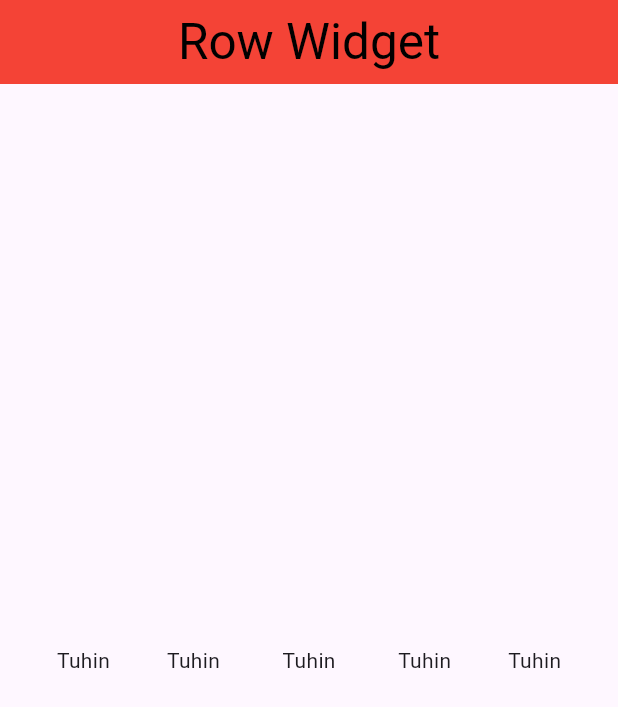
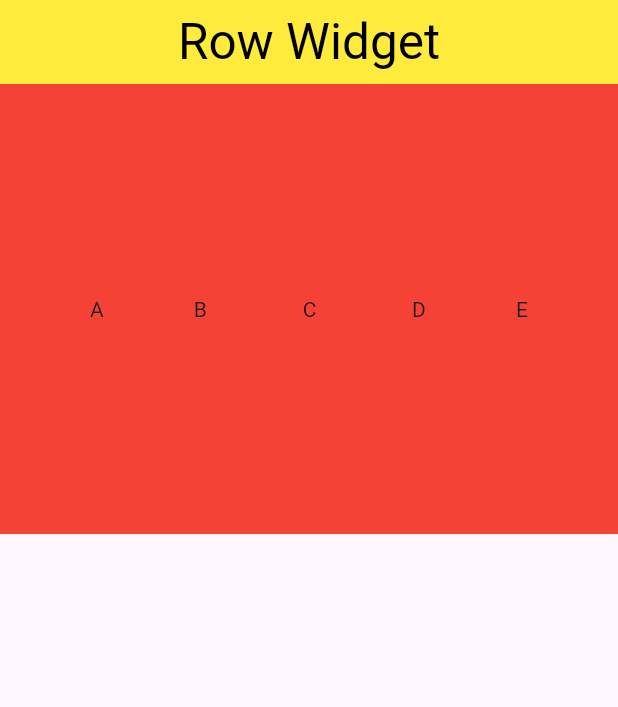
Before and after one commit to Mahafujmr/flutter_all_weiget_practice, a Flutter app: the screen it shows after launch, on a phone screen of 412 x 824 dp. Shown: the top 707 px of the screen. Run offline on Flutter 3.47's test engine with Material 3 defaults, Android fonts, the phone set to English and light mode, and no system bars.

Commit message:
flutter row widget

```diff
--- a/lib/layout_widgets/row_widget.dart
+++ b/lib/layout_widgets/row_widget.dart
@@ -7,27 +7,26 @@ class RowWidget extends StatelessWidget {
   Widget build(BuildContext context) {
     return Scaffold(
       appBar: AppBar(
-        backgroundColor: Colors.red,
+        backgroundColor: Colors.yellow,
         title: Text(
           'Row Widget',
           style: TextStyle(color: Colors.black, fontSize: 33),
         ),
         centerTitle: true,
       ),
-      body: Center(
-        // horizontal every widget and properties
+      body: Container(
+        height: 300,
+        color: Colors.red,
         child: Row(
+          // mainAxisAlignment: MainAxisAlignment.spaceEvenly,
           mainAxisAlignment: MainAxisAlignment.spaceEvenly,
+          //use container because crossAxis alignment behaviour show
+          crossAxisAlignment: CrossAxisAlignment.center,
+          mainAxisSize: MainAxisSize.max,
 
           //spacing: 20, // every widget horizontal space
           // textDirection: TextDirection.ltr,=> text direction
-          children: [
-            Text('Tuhin'),
-            Text('Tuhin '),
-            Text('Tuhin '),
-            Text('Tuhin'),
-            Text('Tuhin'),
-          ],
+          children: [Text('A'), Text('B '), Text('C '), Text('D'), Text('E')],
         ),
       ),
     );
```
Also changed, not shown: lib/layout_widgets/column.widget.dart (added, +30 -0 lines).
